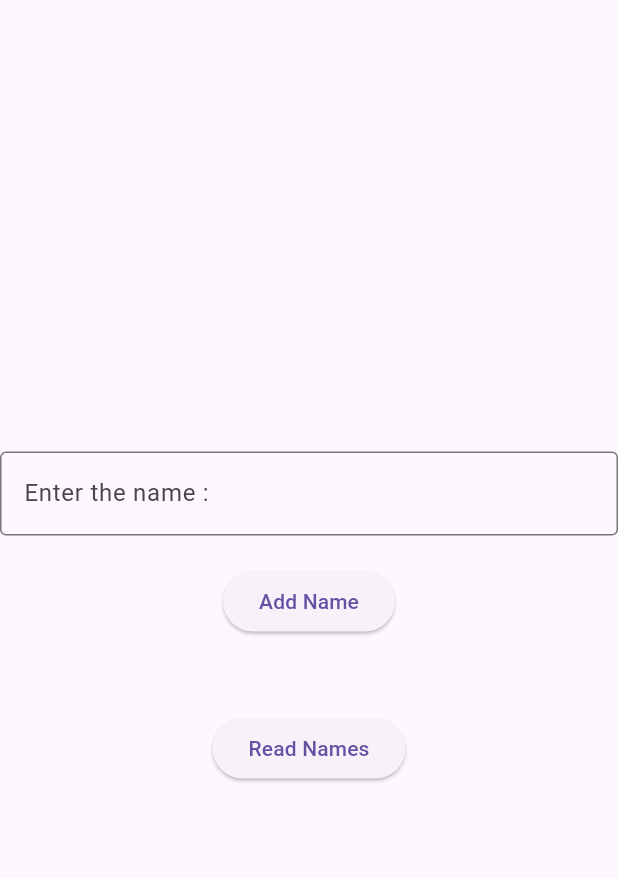
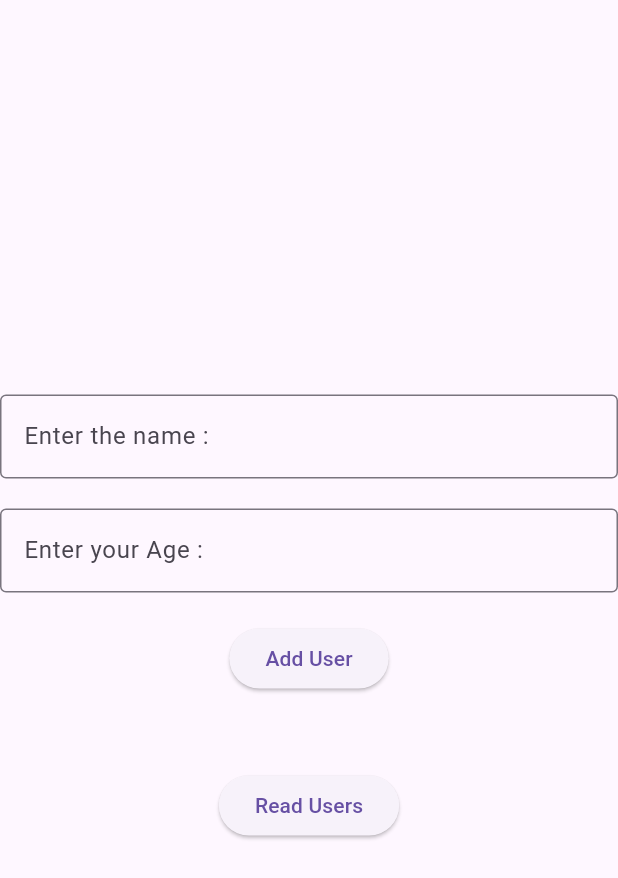
Before and after one commit to lahiruimesh/my_first_flatter_app, a Flutter app: the screen it shows after launch, on a phone screen of 412 x 824 dp. Shown: the top 878 px of the screen. Run offline on Flutter 3.47's test engine with Material 3 defaults, Android fonts, the phone set to English and light mode, and no system bars; our stand-ins replace cloud_firestore, firebase_core; accounts and stored records are empty.

Commit message:
Practice CRUD - Read

```diff
--- a/lib/main.dart
+++ b/lib/main.dart
@@ -1,5 +1,5 @@
 import 'package:flutter/material.dart';
-import 'package:firebase_core/firebase_core.dart';
+import 'package:firebase_core/firebase_core.dart'; //Initializes Firebase core services in app
 //import 'screens/bmi_calculator.dart';
 //import 'screens/landing_page.dart';
 //import 'screens/hello_world.dart';
--- a/lib/screens/create_crud.dart
+++ b/lib/screens/create_crud.dart
@@ -1,6 +1,6 @@
 import 'package:flutter/material.dart';
 import 'read_crud.dart';
-import 'package:cloud_firestore/cloud_firestore.dart';
+import 'package:cloud_firestore/cloud_firestore.dart'; //connect  flutter app to Firestore Database
 
 class CreatePage extends StatefulWidget {
   const CreatePage({super.key});
@@ -10,20 +10,29 @@ class CreatePage extends StatefulWidget {
 }
 
 class _CreatePageState extends State<CreatePage> {
-  final TextEditingController _controller = TextEditingController();
+  //Controllers to Handle Inputs
+  final TextEditingController _nameController = TextEditingController();
+  final TextEditingController _ageController = TextEditingController();
 
-  final CollectionReference names = FirebaseFirestore.instance.collection(
-    'names',
+  //Firestore Collection Reference
+  final CollectionReference users = FirebaseFirestore.instance.collection(
+    'users',
   );
 
-  void addName() async {
-    if (_controller.text.isNotEmpty) {
-      await names.add({'name': _controller.text});
-      print("✅ Name Added: ${_controller.text}");
+  void addUser() async {
+    String name = _nameController.text;
+    String ageText = _ageController.text;
+
+    if (name.isNotEmpty && ageText.isNotEmpty) {
+      int age = int.tryParse(ageText) ?? 0; // Converts string to int safely
+
+      await users.add({'name': name, 'age': age});
+
       ScaffoldMessenger.of(
-        context,
-      ).showSnackBar(const SnackBar(content: Text('Name Added')));
-      _controller.clear();
+        context
+      ).showSnackBar(const SnackBar(content: Text('User Added')));
+      _nameController.clear();
+      _ageController.clear();
     }
   }
 
@@ -35,14 +44,24 @@ class _CreatePageState extends State<CreatePage> {
           mainAxisAlignment: MainAxisAlignment.center,
           children: [
             TextField(
-              controller: _controller,
+              controller: _nameController,
               decoration: InputDecoration(
                 labelText: 'Enter the name :',
                 border: OutlineInputBorder(),
               ),
             ),
+
+            SizedBox(height : 20),
+            TextField(
+              controller: _ageController,
+              decoration: InputDecoration(
+                labelText: 'Enter your Age :',
+                border: OutlineInputBorder(),
+              ),
+            ),
+
             SizedBox(height: 20),
-            ElevatedButton(onPressed: addName, child: Text('Add Name')),
+            ElevatedButton(onPressed: addUser, child: Text('Add User')),
 
             SizedBox(height: 50),
             ElevatedButton(
@@ -52,7 +71,7 @@ class _CreatePageState extends State<CreatePage> {
                   MaterialPageRoute(builder: (context) => ReadPage()),
                 );
               },
-              child: Text('Read Names'),
+              child: Text('Read Users'),
             ),
           ],
         ),
--- a/lib/screens/read_crud.dart
+++ b/lib/screens/read_crud.dart
@@ -6,20 +6,20 @@ class ReadPage extends StatelessWidget {
 
   @override
   Widget build(BuildContext context) {
-    CollectionReference names = FirebaseFirestore.instance.collection('names');
+    CollectionReference users = FirebaseFirestore.instance.collection('users');
 
     return Scaffold(
       appBar: AppBar(
         title: const Text('Read Names from Firestore'),
       ),
       body: StreamBuilder<QuerySnapshot>(
-        stream: names.snapshots(),
+        stream: users.snapshots(),
         builder: (context, snapshot) {
           if (snapshot.connectionState == ConnectionState.waiting) {
             return const Center(child: CircularProgressIndicator());
           }
           if (!snapshot.hasData || snapshot.data!.docs.isEmpty) {
-            return const Center(child: Text('No names found.'));
+            return const Center(child: Text('No users found.'));
           }
 
           final docs = snapshot.data!.docs;
@@ -28,9 +28,12 @@ class ReadPage extends StatelessWidget {
             itemCount: docs.length,
             itemBuilder: (context, index) {
               var data = docs[index];
+              String name = data['name'];
+              int age = data['age'];
               return Card(
                 child: ListTile(
-                  title: Text(data['name']),
+                  title: Text(name),
+                  subtitle: Text('$age'),
                 ),
               );
             },
```
Also changed, not shown: lib/screens/update_crud.dart (added, +77 -0 lines).
